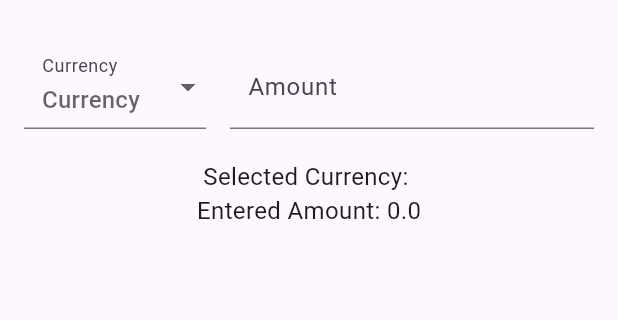
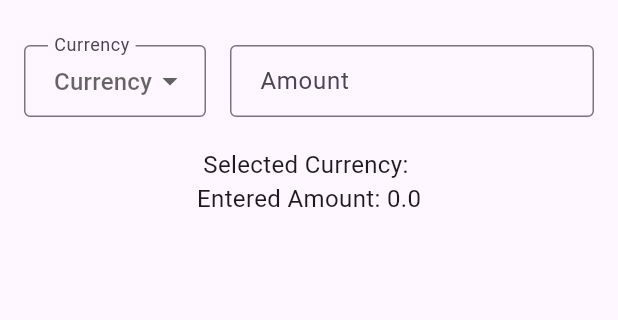
Before and after one commit to Munyaradzi-Chigangawa/currency_input_field, a Flutter app: the screen it shows after launch, on a phone screen of 412 x 824 dp, the part 63-383 px from its top. Run offline on Flutter 3.47's test engine with Material 3 defaults, Android fonts, the phone set to English and light mode, and no system bars.

Commit message:
improved package

```diff
--- a/example/lib/main.dart
+++ b/example/lib/main.dart
@@ -17,11 +17,10 @@ class _MyAppState extends State<MyApp> {
 
   @override
   Widget build(BuildContext context) {
-
     return MaterialApp(
       home: Scaffold(
         appBar: AppBar(
-          title: Text('Currency Amount Input Example'),
+          title: const Text('Currency Amount Input Example'),
         ),
         body: Padding(
           padding: const EdgeInsets.all(16.0),
@@ -30,7 +29,12 @@ class _MyAppState extends State<MyApp> {
               CurrencyInputField(
                 currencyHintText: "Currency",
                 monetaryHintText: "Amount",
-                currencies: ['ZMW', 'MWK', 'KES', 'ZAR', 'BWP', 'GBP', 'ZWL', 'USD'],
+                currencies: const [
+                  'ZAR',
+                  'GBP',
+                  'ZWL',
+                  'USD'
+                ],
                 onCurrencyChanged: (currency) {
                   setState(() {
                     selectedCurrency = currency;
@@ -53,6 +57,21 @@ class _MyAppState extends State<MyApp> {
                   }
                   return null;
                 },
+                // Applying customizations
+                currencyInputDecoration: const InputDecoration(
+                  border: OutlineInputBorder(),
+                  labelText: 'Currency',
+                  hintText: 'Currency',
+                  contentPadding:
+                      EdgeInsets.symmetric(vertical: 10.0, horizontal: 16.0),
+                ),
+                amountInputDecoration: const InputDecoration(
+                  border: OutlineInputBorder(),
+                  labelText: 'Amount',
+                  hintText: 'Enter Amount',
+                  contentPadding:
+                      EdgeInsets.symmetric(vertical: 10.0, horizontal: 16.0),
+                ),
               ),
               SizedBox(height: 20.0),
               Text(
--- a/lib/src/currency_input_field.dart
+++ b/lib/src/currency_input_field.dart
@@ -9,6 +9,12 @@ class CurrencyInputField extends StatefulWidget {
   final String currencyHintText;
   final String monetaryHintText;
 
+  final InputDecoration? currencyInputDecoration;
+  final InputDecoration? amountInputDecoration;
+  final TextStyle? currencyTextStyle;
+  final TextStyle? amountTextStyle;
+  final EdgeInsets? spacingBetweenFields;
+
   CurrencyInputField({
     required this.currencies,
     required this.onCurrencyChanged,
@@ -16,6 +22,12 @@ class CurrencyInputField extends StatefulWidget {
     this.validateAmount,
     required this.currencyHintText,
     required this.monetaryHintText,
+
+    this.currencyInputDecoration,
+    this.amountInputDecoration,
+    this.currencyTextStyle,
+    this.amountTextStyle,
+    this.spacingBetweenFields,
   });
 
   @override
@@ -36,13 +48,14 @@ class _CurrencyInputFieldState extends State<CurrencyInputField> {
   @override
   Widget build(BuildContext context) {
 
-    final InputDecoration currencyDecoration = InputDecoration(
+    final InputDecoration currencyDecoration = widget.currencyInputDecoration ??
+        InputDecoration(
       hintText: widget.currencyHintText,
       labelText: widget.currencyHintText,
       contentPadding: const EdgeInsets.symmetric(vertical: 8.0, horizontal: 12.0),
     );
 
-    final InputDecoration amountDecoration = InputDecoration(
+    final InputDecoration amountDecoration = widget.amountInputDecoration ?? InputDecoration(
       hintText: widget.monetaryHintText,
       labelText: widget.monetaryHintText,
       contentPadding: const EdgeInsets.symmetric(vertical: 8.0, horizontal: 12.0),
@@ -72,7 +85,7 @@ class _CurrencyInputFieldState extends State<CurrencyInputField> {
               },
             ),
           ),
-          SizedBox(width: 16.0),
+          SizedBox(width: widget.spacingBetweenFields?.horizontal ?? 16.0),
           Expanded(
             flex: 2,
             child: TextFormField(
--- a/pubspec.yaml
+++ b/pubspec.yaml
@@ -1,6 +1,6 @@
 name: currency_input_field
 description: "A Flutter package for a currency and amount input field. It allows the user to input an amount and select a currency in a drop down."
-version: 0.0.3
+version: 0.0.4
 homepage: https://github.com/Munyaradzi-Chigangawa/currency_input_field
 repository: https://github.com/Munyaradzi-Chigangawa/currency_input_field
 
```
Also changed, not shown: example/pubspec.lock, 2 other files.
